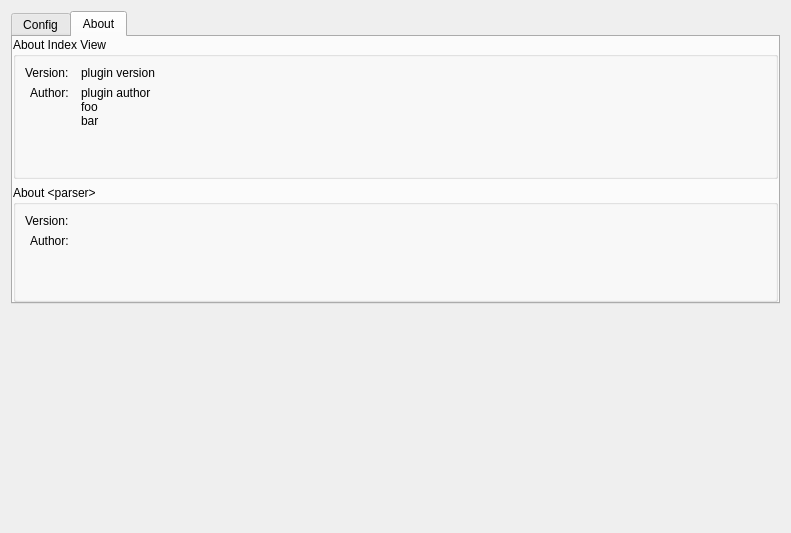
The window that index-view/kate_plugin_index_view_config_page.ui (loh-tar/KatePlugin-IndexView) describes before a commit, drawn with Qt 5.
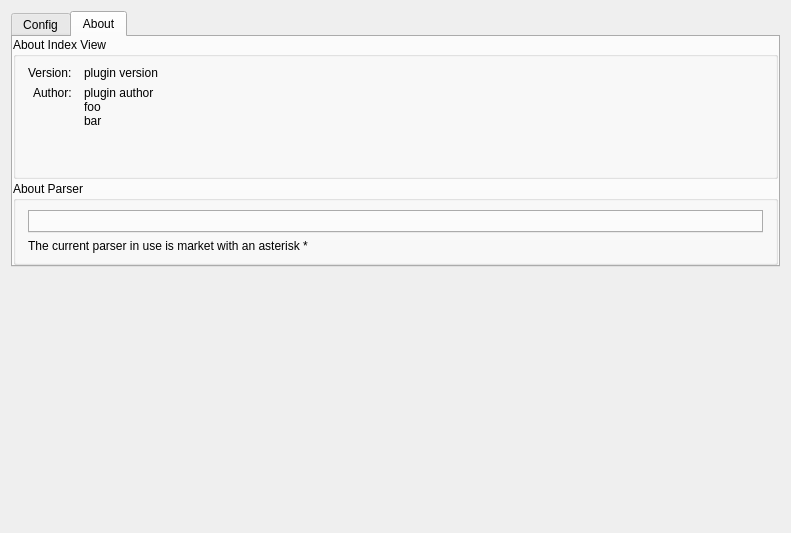
The same window after the commit. The open tabs and pages were chosen to show the change.

Commit message: Cache for each doc the tree and parser

```diff
--- a/index-view/kate_plugin_index_view_config_page.ui
+++ b/index-view/kate_plugin_index_view_config_page.ui
@@ -112,6 +112,9 @@
        <string>About</string>
       </attribute>
       <layout class="QVBoxLayout" name="verticalLayout_5">
+       <property name="spacing">
+        <number>2</number>
+       </property>
        <property name="leftMargin">
         <number>0</number>
        </property>
@@ -130,6 +133,12 @@
           <string notr="true">About Index View</string>
          </property>
          <layout class="QVBoxLayout" name="verticalLayout_2">
+          <property name="leftMargin">
+           <number>12</number>
+          </property>
+          <property name="rightMargin">
+           <number>12</number>
+          </property>
           <item>
            <layout class="QFormLayout" name="formLayout">
             <property name="labelAlignment">
@@ -213,83 +222,31 @@
        <item>
         <widget class="QGroupBox" name="ui_aboutParserBox">
          <property name="title">
-          <string notr="true">About &lt;parser&gt;</string>
+          <string notr="true">About Parser</string>
          </property>
-         <layout class="QVBoxLayout" name="verticalLayout_4">
-          <item>
-           <layout class="QFormLayout" name="formLayout_2">
-            <property name="labelAlignment">
-             <set>Qt::AlignRight|Qt::AlignTop|Qt::AlignTrailing</set>
+         <layout class="QGridLayout" name="gridLayout">
+          <property name="leftMargin">
+           <number>12</number>
+          </property>
+          <property name="rightMargin">
+           <number>12</number>
+          </property>
+          <item row="0" column="0">
+           <widget class="QTabWidget" name="ui_parserTabs">
+            <property name="currentIndex">
+             <number>-1</number>
             </property>
-            <property name="horizontalSpacing">
-             <number>12</number>
-            </property>
-            <item row="0" column="0">
-             <widget class="QLabel" name="label_3">
-              <property name="text">
-               <string>Version:</string>
-              </property>
-              <property name="alignment">
-               <set>Qt::AlignLeading|Qt::AlignLeft|Qt::AlignTop</set>
-              </property>
-             </widget>
-            </item>
-            <item row="0" column="1">
-             <widget class="QLabel" name="ui_parserVersion">
-              <property name="sizePolicy">
-               <sizepolicy hsizetype="Preferred" vsizetype="Preferred">
-                <horstretch>1</horstretch>
-                <verstretch>0</verstretch>
-               </sizepolicy>
-              </property>
-              <property name="text">
-               <string notr="true">&lt;parser version&gt;</string>
-              </property>
-              <property name="alignment">
-               <set>Qt::AlignLeading|Qt::AlignLeft|Qt::AlignTop</set>
-              </property>
-             </widget>
-            </item>
-            <item row="1" column="0">
-             <widget class="QLabel" name="label_5">
-              <property name="text">
-               <string>Author:</string>
-              </property>
-              <property name="alignment">
-               <set>Qt::AlignLeading|Qt::AlignLeft|Qt::AlignTop</set>
-              </property>
-             </widget>
-            </item>
-            <item row="1" column="1">
-             <widget class="QLabel" name="ui_parserAuthor">
-              <property name="sizePolicy">
-               <sizepolicy hsizetype="Preferred" vsizetype="Preferred">
-                <horstretch>1</horstretch>
-                <verstretch>0</verstretch>
-               </sizepolicy>
-              </property>
-              <property name="text">
-               <string notr="true">&lt;parser author&gt;</string>
-              </property>
-              <property name="alignment">
-               <set>Qt::AlignLeading|Qt::AlignLeft|Qt::AlignTop</set>
-              </property>
-             </widget>
-            </item>
-           </layout>
+           </widget>
           </item>
-          <item>
-           <spacer name="verticalSpacer_4">
-            <property name="orientation">
-             <enum>Qt::Vertical</enum>
+          <item row="1" column="0">
+           <widget class="QLabel" name="ui_currentParserHint">
+            <property name="text">
+             <string>The current parser in use is market with an asterisk *</string>
             </property>
-            <property name="sizeHint" stdset="0">
-             <size>
-              <width>20</width>
-              <height>40</height>
-             </size>
+            <property name="margin">
+             <number>6</number>
             </property>
-           </spacer>
+           </widget>
           </item>
          </layout>
         </widget>
```
Left out of the diff: 6 changed lines with no effect on the pictures. The commit also changes 8 other files.
